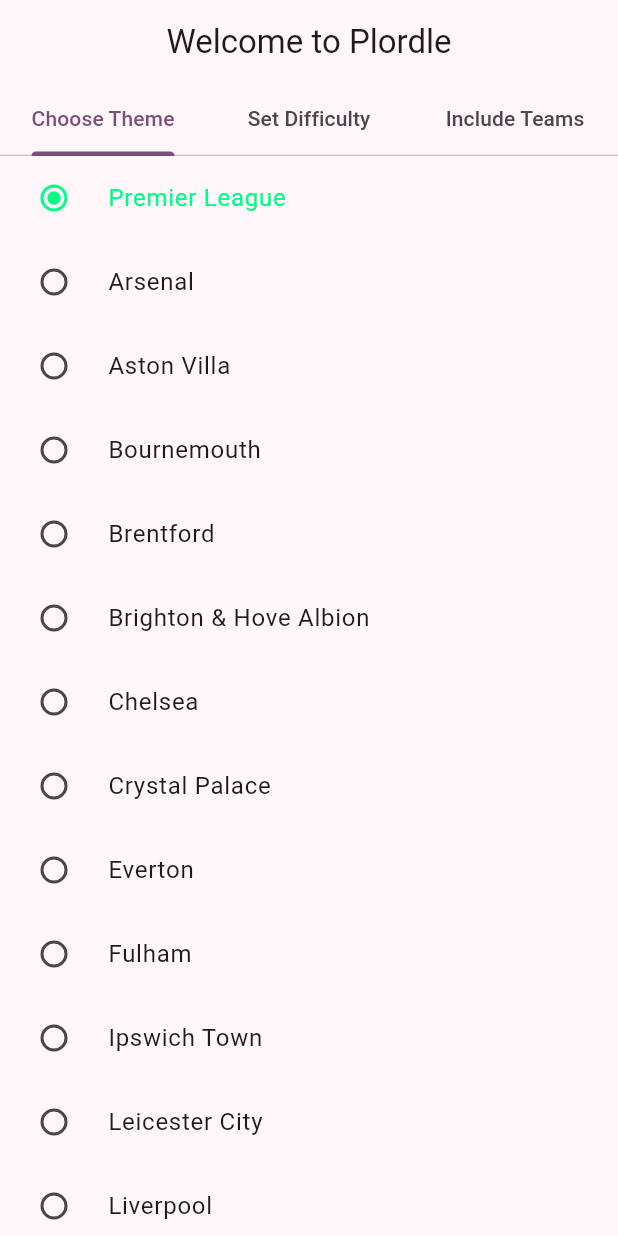
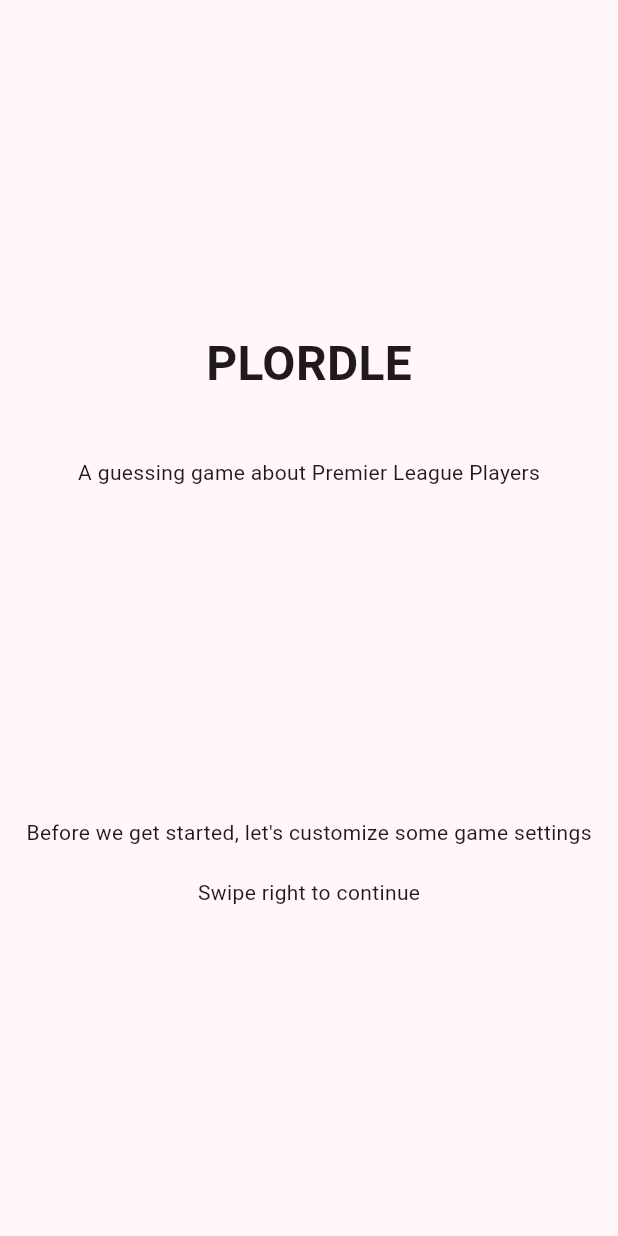
Before and after one commit to dhislop17/plordle, a Flutter app: the screen it shows after launch, on a phone screen of 412 x 824 dp. Run offline on Flutter 3.47's test engine with Material 3 defaults, Android fonts, the phone set to English and light mode, and no system bars; our stand-ins replace diacritic, flutter_typeahead, get_it, logger, shared_preferences; missing offline and left inert: country_coder, flutter_timer_countdown, wolt_modal_sheet.

Commit message:
Refactored the welcome flow (#28)
* Updated packages

* Renamed constant

* Added new constants for new welcome flow and the team filter

* Removed old welcome page

* Replaced tab based welcome flow with a page view

* Updated Grade version as a result of package updates

```diff
--- a/plordle/lib/main.dart
+++ b/plordle/lib/main.dart
@@ -6,7 +6,7 @@ import 'package:plordle/ui/pages/appearance_difficulty_page.dart';
 import 'package:plordle/ui/pages/home_page.dart';
 import 'package:plordle/services/service_locator.dart';
 import 'package:plordle/ui/pages/landing_page.dart';
-import 'package:plordle/ui/pages/welcome_page.dart';
+import 'package:plordle/ui/pages/welcome_flow_page.dart';
 import 'package:plordle/view_models/player_view_model.dart';
 import 'package:plordle/view_models/theme_view_model.dart';
 import 'package:plordle/view_models/user_view_model.dart';
@@ -62,7 +62,7 @@ class Plordle extends StatelessWidget {
                 'game': (context) => const HomePage(),
                 'appearanceDifficulty': (context) =>
                     const AppearanceDifficultyPage(),
-                'welcome': (context) => const WelcomePage()
+                'welcome': (context) => const WelcomeFlowPage()
               });
         });
   }
--- a/plordle/lib/ui/pages/landing_page.dart
+++ b/plordle/lib/ui/pages/landing_page.dart
@@ -3,7 +3,7 @@ import 'package:logger/logger.dart';
 import 'package:plordle/services/service_locator.dart';
 import 'package:plordle/services/storage_service.dart';
 import 'package:plordle/ui/pages/home_page.dart';
-import 'package:plordle/ui/pages/welcome_page.dart';
+import 'package:plordle/ui/pages/welcome_flow_page.dart';
 
 class LandingPage extends StatelessWidget {
   final Logger logger = Logger(printer: PrettyPrinter());
@@ -24,11 +24,11 @@ class LandingPage extends StatelessWidget {
             return const HomePage();
           } else {
             logger.i("Onboarding Incomplete, loading Onboarding Page");
-            return const WelcomePage();
+            return const WelcomeFlowPage();
           }
         } else {
           logger.i("No Snapshot Data, loading Onboarding Page");
-          return const WelcomePage();
+          return const WelcomeFlowPage();
         }
       },
     );
--- /dev/null
+++ b/plordle/lib/ui/pages/welcome_flow_page.dart
@@ -0,0 +1,141 @@
+import 'package:flutter/foundation.dart';
+import 'package:flutter/material.dart';
+import 'package:plordle/ui/utils/constants.dart';
+import 'package:plordle/ui/widgets/columns/appearance_difficulty_column.dart';
+import 'package:plordle/ui/widgets/columns/intro_filter_column.dart';
+import 'package:plordle/ui/widgets/columns/intro_text_column.dart';
+import 'package:plordle/ui/widgets/page_indicator.dart';
+import 'package:plordle/ui/widgets/plordle_layout_builder.dart';
+import 'package:plordle/view_models/player_view_model.dart';
+import 'package:plordle/view_models/theme_view_model.dart';
+import 'package:plordle/view_models/user_view_model.dart';
+import 'package:provider/provider.dart';
+
+class WelcomeFlowPage extends StatefulWidget {
+  const WelcomeFlowPage({super.key});
+
+  @override
+  State<WelcomeFlowPage> createState() => _WelcomeFlowPageState();
+}
+
+class _WelcomeFlowPageState extends State<WelcomeFlowPage>
+    with TickerProviderStateMixin {
+  late PageController _pageViewController;
+  late TabController _tabController;
+  int _currPageIndex = 0;
+
+  bool get _isOnDesktop => switch (defaultTargetPlatform) {
+        TargetPlatform.macOS ||
+        TargetPlatform.linux ||
+        TargetPlatform.windows =>
+          true,
+        TargetPlatform.android ||
+        TargetPlatform.iOS ||
+        TargetPlatform.fuchsia =>
+          false,
+      };
+
+  @override
+  void initState() {
+    super.initState();
+    _pageViewController = PageController();
+    _tabController = TabController(length: 3, vsync: this);
+  }
+
+  @override
+  void dispose() {
+    super.dispose();
+    _pageViewController.dispose();
+    _tabController.dispose();
+  }
+
+  @override
+  Widget build(BuildContext context) {
+    var userModel = Provider.of<UserViewModel>(context, listen: false);
+
+    return Scaffold(
+      appBar: _buildAppBar(context),
+      body: PlordleLayoutBuilder(child: _buildPageView(context)),
+      floatingActionButton: (!_isOnDesktop &&
+              _currPageIndex == 2) // Only show FAB if on the third page
+          ? FloatingActionButton.extended(
+              label: const Text(Constants.startButtonLabel),
+              icon: const Icon(Icons.arrow_forward),
+              onPressed: () {
+                _completeWelcomeFlow(userModel);
+              },
+            )
+          : null,
+    );
+  }
+
+  AppBar? _buildAppBar(BuildContext context) {
+    ThemeViewModel themeViewModel = Provider.of<ThemeViewModel>(context);
+
+    const appBarTitles = [
+      'Customize Appearance and Difficulty',
+      'Filter Teams'
+    ];
+    if (_currPageIndex > 0) {
+      return AppBar(
+        foregroundColor: themeViewModel.secondarySelectedThemeColor,
+        backgroundColor: themeViewModel.primarySelectedThemeColor,
+        title: Text(appBarTitles[_currPageIndex - 1]),
+        centerTitle: true,
+      );
+    } else {
+      return null;
+    }
+  }
+
+  Widget _buildPageView(BuildContext context) {
+    return Stack(
+      alignment: Alignment.bottomCenter,
+      children: <Widget>[
+        PageView(
+          controller: _pageViewController,
+          onPageChanged: _handlePageViewChanged,
+          children: <Widget>[
+            IntroTextColumn(isOnDesktop: _isOnDesktop),
+            AppearanceDifficultyColumn(),
+            IntroFilterColumn(
+                isOnDesktop: _isOnDesktop,
+                completeWelcomeFlow: _completeWelcomeFlow)
+          ],
+        ),
+        PageIndicator(
+          tabController: _tabController,
+          currentPageIndex: _currPageIndex,
+          onUpdateCurrentPageIndex: _updateCurrentPageIndex,
+          isOnDesktop: _isOnDesktop,
+        ),
+      ],
+    );
+  }
+
+  void _handlePageViewChanged(int currentPageIndex) {
+    setState(() {
+      _currPageIndex = currentPageIndex;
+    });
+    _tabController.index = currentPageIndex;
+  }
+
+  void _updateCurrentPageIndex(int index) {
+    _tabController.index = index;
+    _pageViewController.animateToPage(
+      index,
+      duration: const Duration(milliseconds: 400),
+      curve: Curves.easeInOut,
+    );
+  }
+
+  void _completeWelcomeFlow(UserViewModel userModel) {
+    //save theme selection, team exclusions, difficulty level, and mark onboarding complete
+    Provider.of<ThemeViewModel>(context, listen: false).saveData();
+    Provider.of<PlayerViewModel>(context, listen: false).storeTeamExclusions();
+    userModel.saveDifficulty();
+    userModel.completeOnboarding();
+
+    Navigator.pushReplacementNamed(context, 'game');
+  }
+}
--- a/plordle/lib/ui/pages/welcome_page.dart
+++ /dev/null
@@ -1,84 +0,0 @@
-import 'package:flutter/material.dart';
-import 'package:logger/logger.dart';
-import 'package:plordle/ui/utils/constants.dart';
-import 'package:plordle/ui/widgets/change_difficulty_widget.dart';
-import 'package:plordle/ui/widgets/filter_player_list.dart';
-import 'package:plordle/ui/widgets/theme_selection_list.dart';
-import 'package:plordle/view_models/player_view_model.dart';
-import 'package:plordle/view_models/theme_view_model.dart';
-import 'package:plordle/view_models/user_view_model.dart';
-import 'package:provider/provider.dart';
-
-class WelcomePage extends StatefulWidget {
-  const WelcomePage({super.key});
-
-  @override
-  State<WelcomePage> createState() => _WelcomePageState();
-}
-
-class _WelcomePageState extends State<WelcomePage>
-    with SingleTickerProviderStateMixin {
-  late TabController _tabController;
-  final Logger logger = Logger(printer: PrettyPrinter());
-  static const List<Tab> tabs = [
-    Tab(text: "Choose Theme"),
-    Tab(text: "Set Difficulty"),
-    Tab(text: "Include Teams")
-  ];
-  int tabIndex = 0;
-
-  @override
-  void initState() {
-    super.initState();
-    _tabController = TabController(length: tabs.length, vsync: this);
-    _tabController.addListener(updateIndex);
-  }
-
-  @override
-  void dispose() {
-    _tabController.dispose();
-    super.dispose();
-  }
-
-  void updateIndex() {
-    setState(() {
-      tabIndex = _tabController.index;
-    });
-  }
-
-  @override
-  Widget build(BuildContext context) {
-    var playerModel = Provider.of<PlayerViewModel>(context);
-    var userModel = Provider.of<UserViewModel>(context, listen: false);
-
-    return Scaffold(
-      appBar: AppBar(
-        title: const Text(Constants.onboardingPageTitle),
-        centerTitle: true,
-        bottom: TabBar(tabs: tabs, controller: _tabController),
-      ),
-      body: TabBarView(controller: _tabController, children: [
-        const ThemeSelectionList(),
-        const ChangeDifficultyWidget(),
-        FilterPlayerList(),
-      ]),
-      floatingActionButton: (tabIndex == 2 &&
-              playerModel.excludedTeams.length !=
-                  20) // Only show FAB if on the third tab and have a team selected
-          ? FloatingActionButton.extended(
-              label: const Text("Continue"),
-              icon: const Icon(Icons.arrow_forward),
-              onPressed: () {
-                //save theme selection, team exclusions, difficulty level, and mark onboarding complete
-                Provider.of<ThemeViewModel>(context, listen: false).saveData();
-                playerModel.storeTeamExclusions();
-                userModel.saveDifficulty();
-                userModel.completeOnboarding();
-
-                Navigator.pushReplacementNamed(context, 'game');
-              },
-            )
-          : null,
-    );
-  }
-}
--- a/plordle/lib/ui/utils/constants.dart
+++ b/plordle/lib/ui/utils/constants.dart
@@ -1,6 +1,5 @@
 class Constants {
   //Titles and info strings
-  static const String onboardingPageTitle = 'Welcome to Plordle';
   static const String gameTitle = 'PLORDLE';
   static const String gameSubtitle = 'Guess The Player';
   static const String filterPageTitle = 'Filter Teams';
@@ -41,8 +40,15 @@ class Constants {
       "New mystery player at midnight in your timezone, or play in unlimited mode to keep getting a new mystery player";
 
   //Filter Menu
-  static const String filterHelpText =
-      "Use the filter to determine which teams the mystery player can come from. All teams are included by default and you must include at least 1 team.";
+  static const String filterHelpTextCombined =
+      "$filterHelpTextFirstLine $filterHelpTextSecondLine";
+  static const String filterHelpTextFirstLine =
+      "Use the filter to determine which teams the mystery player can come from.";
+  static const String filterHelpTextSecondLine =
+      "All teams are included by default and you must include at least 1 team.";
+
+  //Button Labels
+  static const String startButtonLabel = "Start Game";
 
   //Grid number boxes arrows
   static const String downArrow = '\u{2193}';
--- /dev/null
+++ b/plordle/lib/ui/widgets/columns/intro_text_column.dart
@@ -0,0 +1,31 @@
+import 'package:flutter/material.dart';
+import 'package:plordle/ui/utils/constants.dart';
+
+class IntroTextColumn extends StatelessWidget {
+  const IntroTextColumn({super.key, required this.isOnDesktop});
+
+  final bool isOnDesktop;
+
+  @override
+  Widget build(BuildContext context) {
+    return Column(mainAxisAlignment: MainAxisAlignment.center, children: [
+      Center(
+          child: Text(Constants.gameTitle,
+              style: TextStyle(fontSize: 32, fontWeight: FontWeight.bold))),
+      SizedBox(height: 40),
+      Text("A guessing game about Premier League Players"),
+      SizedBox(height: 220),
+      Text("Before we get started, let's customize some game settings"),
+      SizedBox(height: 20),
+      _buildSwipeOrClickHint()
+    ]);
+  }
+
+  Widget _buildSwipeOrClickHint() {
+    final hintText = (isOnDesktop)
+        ? "Click the arrow to continue"
+        : "Swipe right to continue";
+
+    return Text(hintText);
+  }
+}
--- a/plordle/lib/ui/widgets/settings_anchor_menu.dart
+++ b/plordle/lib/ui/widgets/settings_anchor_menu.dart
@@ -148,7 +148,7 @@ class _SettingsAnchorMenuState extends State<SettingsAnchorMenu> {
             children: [
               const Padding(
                 padding: EdgeInsets.only(left: 16, right: 16),
-                child: Text(Constants.filterHelpText),
+                child: Text(Constants.filterHelpTextCombined),
               ),
               const SizedBox(height: 8),
               FilterChipsWidget(),
--- a/plordle/pubspec.yaml
+++ b/plordle/pubspec.yaml
@@ -34,7 +34,7 @@ dependencies:
   http: ^1.2.2
   flutter_typeahead: ^5.2.0
   diacritic: ^0.1.5
-  get_it: ^7.7.0
+  get_it: ^8.0.3
   flutter_timer_countdown: ^1.0.7
   country_coder: ^1.2.0
   logger: ^2.4.0
@@ -55,7 +55,7 @@ dev_dependencies:
   # activated in the `analysis_options.yaml` file located at the root of your
   # package. See that file for information about deactivating specific lint
   # rules and activating additional ones.
-  flutter_lints: ^4.0.0
+  flutter_lints: ^5.0.0
 
 # For information on the generic Dart part of this file, see the
 # following page: https://dart.dev/tools/pub/pubspec
```
Also changed, not shown: plordle/lib/ui/widgets/columns/intro_filter_column.dart (added, +68 -0 lines), plordle/lib/ui/widgets/page_indicator.dart (added, +66 -0 lines), plordle/pubspec.lock, 3 other files.
